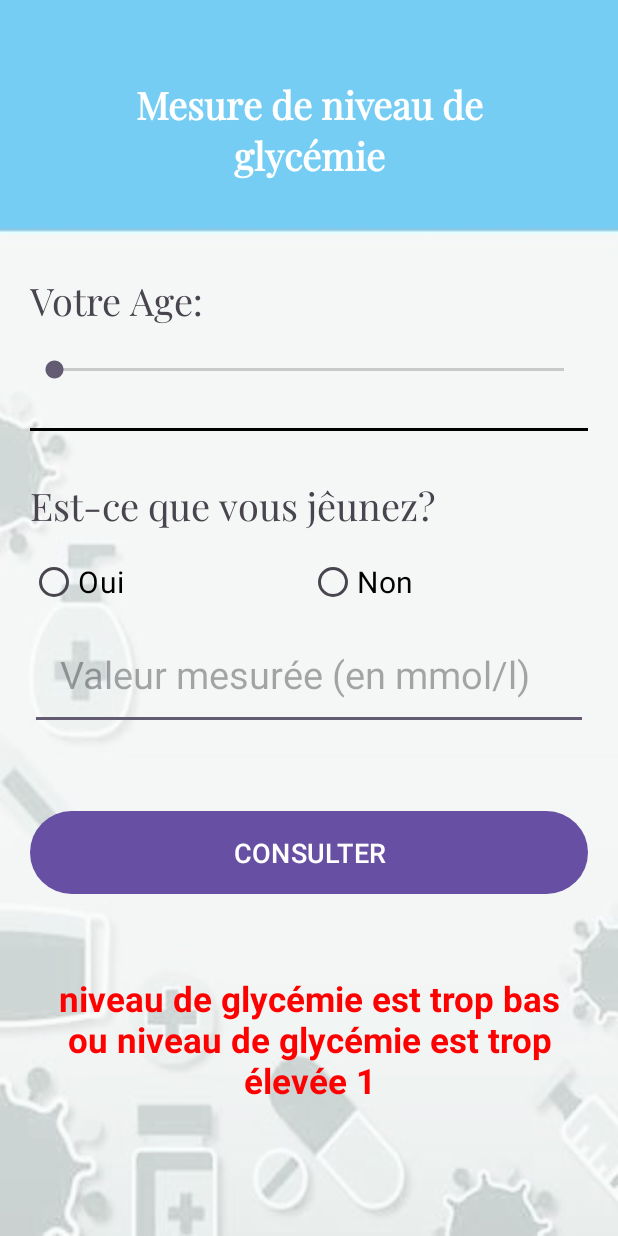
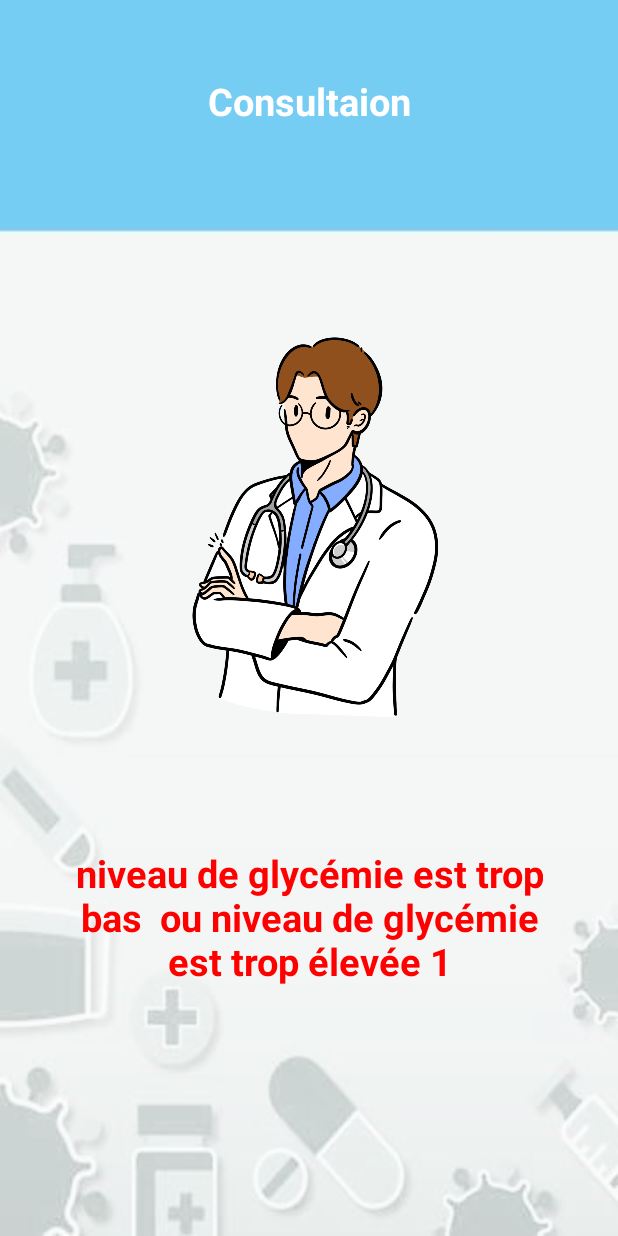
Before and after one commit to Ala075/DEV_MOB_TP2, an Android app: the screen it shows after launch (MainActivity before the commit, Consultation_Activity after it), after a tap on "CONSULTER", on a phone screen of 412 x 824 dp. Run offline under Robolectric (Android 15) with nearby library versions, the phone set to English and light mode, and no system bars; 1 statement that could not run was skipped.

Commit message:
TP2 MESURE DE QLYCEMIE

```diff
--- a/app/src/main/AndroidManifest.xml
+++ b/app/src/main/AndroidManifest.xml
@@ -13,6 +13,9 @@
         android:theme="@style/Theme.DevApp1"
         tools:targetApi="31">
         <activity
+            android:name=".Consultation_Activity"
+            android:exported="false" />
+        <activity
             android:name=".MainActivity"
             android:exported="true">
             <intent-filter>
@@ -21,6 +24,7 @@
                 <category android:name="android.intent.category.LAUNCHER" />
             </intent-filter>
         </activity>
+
         <meta-data
             android:name="preloaded_fonts"
             android:resource="@array/preloaded_fonts" />
--- /dev/null
+++ b/app/src/main/java/com/example/devapp_1/Consultation_Activity.java
@@ -0,0 +1,28 @@
+package com.example.devapp_1;
+
+import androidx.appcompat.app.AppCompatActivity;
+
+import android.content.Intent;
+import android.os.Bundle;
+import android.widget.TextView;
+
+public class Consultation_Activity extends AppCompatActivity {
+
+    @Override
+    protected void onCreate(Bundle savedInstanceState) {
+        super.onCreate(savedInstanceState);
+        setContentView(R.layout.activity_consultation);
+
+        // Retrieve the data from the Intent
+        Intent intent = getIntent();
+        if (intent != null) {
+            String result = ((Intent) intent).getStringExtra("result");
+
+            // Now, you can use the 'result' variable in Const_Activity
+            // For example, you can display it in a TextView
+            TextView resultTextView = findViewById(R.id.res);
+            resultTextView.setText(result);
+        }
+
+    }
+}
--- a/app/src/main/java/com/example/devapp_1/MainActivity.java
+++ b/app/src/main/java/com/example/devapp_1/MainActivity.java
@@ -74,9 +74,9 @@ public class MainActivity extends AppCompatActivity {
                 if (Jéuner) {
                     if (age >= 13 && (valeurM >= 5.0 && valeurM <= 7.2)) {
                         res.setText("niveau de glycémie est normale 1");
-                    } else if (age >= 6 && (valeurM >= 5.0 && valeurM <= 10.0)) {
+                    } else if ((age < 13 && age >= 6) && (valeurM >= 5.0 && valeurM <= 10.0)) {
                         res.setText("niveau de glycémie est normale 2");
-                    } else if (valeurM >= 5.5 && valeurM <= 10.0) {
+                    } else if ((age < 13 && age >= 6) && (valeurM >= 5.5 && valeurM <= 10.0)) {
                         res.setText("niveau de glycémie est normale 3");
                     } else {
                         res.setText("niveau de glycémie est trop bas  ou niveau de glycémie est trop élevée 1");
@@ -90,12 +90,17 @@ public class MainActivity extends AppCompatActivity {
                 }
                 vm.setText("");
                 sbAge.setProgress(0);
-                openactivity2();
 
-            }
-            public void openactivity2(){
-                Intent intent = new Intent(MainActivity.this,activity.class);
+
+                // Create an Intent to start the Const_Activity
+                Intent intent = new Intent(MainActivity.this, Consultation_Activity.class);
+
+                // Pass the 'res' value to Const_Activity
+                intent.putExtra("result", res.getText().toString());
+
+                // Start the Const_Activity
                 startActivity(intent);
+
             }
         });
     }
--- /dev/null
+++ b/app/src/main/res/layout/activity_consultation.xml
@@ -0,0 +1,44 @@
+<?xml version="1.0" encoding="utf-8"?>
+<LinearLayout xmlns:android="http://schemas.android.com/apk/res/android"
+    xmlns:app="http://schemas.android.com/apk/res-auto"
+    xmlns:tools="http://schemas.android.com/tools"
+    android:layout_width="match_parent"
+    android:layout_height="match_parent"
+    android:orientation="vertical"
+    android:background="@drawable/app_background"
+    android:padding="20dp"
+    tools:context=".Consultation_Activity">
+
+    <TextView
+        android:layout_width="match_parent"
+        android:layout_height="wrap_content"
+        android:gravity="center"
+        android:text="Consultaion"
+        android:textStyle="bold"
+        android:textColor="@color/white"
+        android:textSize="25sp"
+        android:padding="30dp"
+        />
+    <ImageView
+        android:layout_width="match_parent"
+        android:layout_height="300dp"
+        android:src="@drawable/doctor"
+        android:padding="20dp"
+        android:layout_marginTop="90dp"
+        />
+    <TextView
+        android:id="@+id/res"
+        android:layout_width="match_parent"
+        android:layout_height="wrap_content"
+        android:gravity="center"
+        android:text="..."
+        android:textStyle="bold"
+        android:textColor="@color/red"
+        android:textSize="25sp"
+        android:padding="30dp"
+        android:layout_marginTop="30dp"
+        />
+
+
+
+</LinearLayout>
```
Also changed, not shown: app/src/main/java/com/example/devapp_1/activity.java (deleted, +0 -14 lines), app/src/main/res/layout/consultation.xml (deleted, +0 -38 lines).
